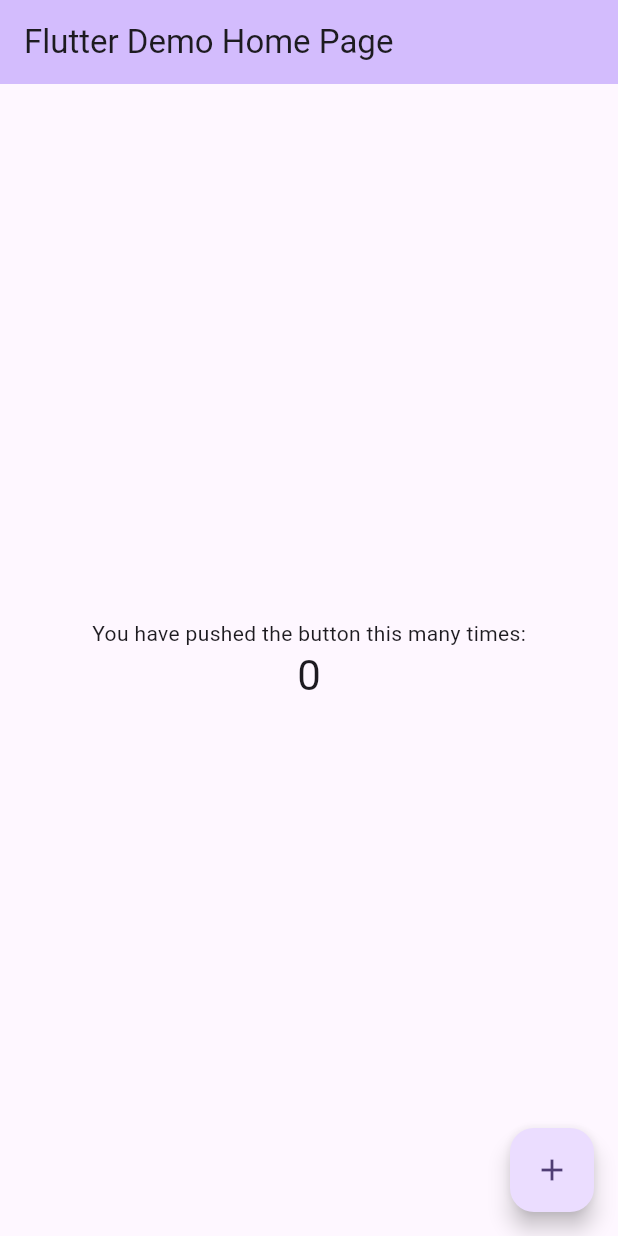
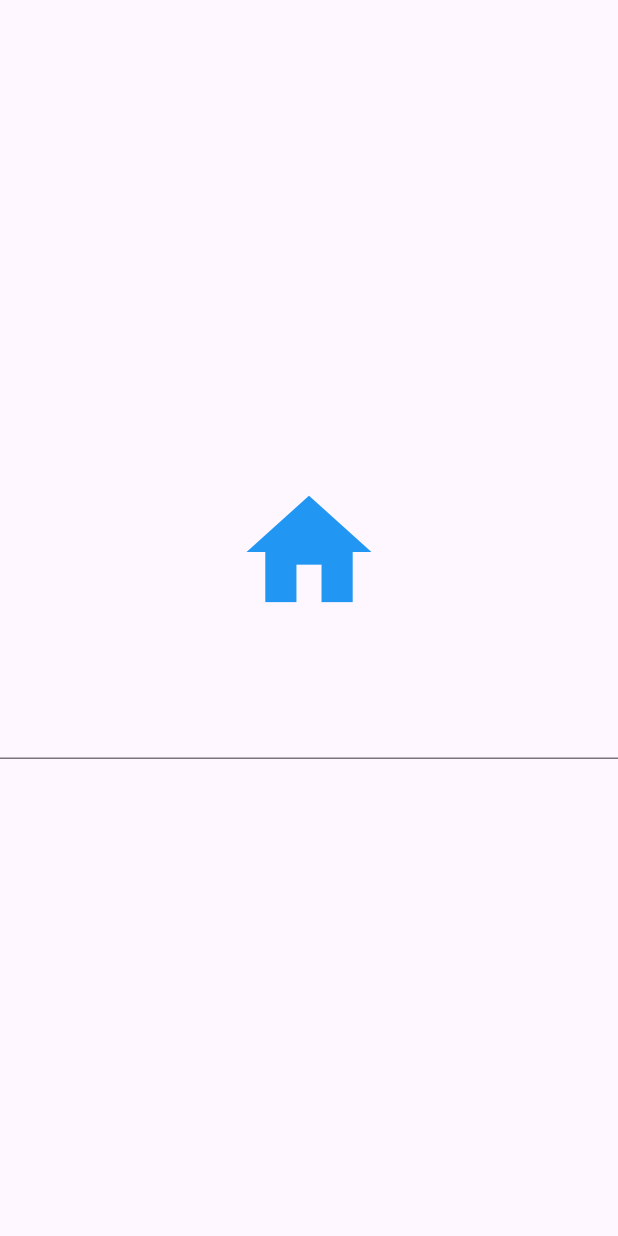
Before and after one commit to GeeksVishal/odoo, a Flutter app: the screen it shows after launch, on a phone screen of 412 x 824 dp. Run offline on Flutter 3.47's test engine with Material 3 defaults, Android fonts, the phone set to English and light mode, and no system bars.

Commit message:
login commited

```diff
--- a/lib/main.dart
+++ b/lib/main.dart
@@ -1,4 +1,5 @@
 import 'package:flutter/material.dart';
+import 'package:odoo/screens/login_screen.dart';
 
 void main() {
   runApp(const MyApp());
@@ -11,112 +12,7 @@ class MyApp extends StatelessWidget {
   @override
   Widget build(BuildContext context) {
     return MaterialApp(
-      title: 'Flutter Demo',
-      theme: ThemeData(
-        // This is the theme of your application.
-        //
-        // TRY THIS: Try running your application with "flutter run". You'll see
-        // the application has a purple toolbar. Then, without quitting the app,
-        // try changing the seedColor in the colorScheme below to Colors.green
-        // and then invoke "hot reload" (save your changes or press the "hot
-        // reload" button in a Flutter-supported IDE, or press "r" if you used
-        // the command line to start the app).
-        //
-        // Notice that the counter didn't reset back to zero; the application
-        // state is not lost during the reload. To reset the state, use hot
-        // restart instead.
-        //
-        // This works for code too, not just values: Most code changes can be
-        // tested with just a hot reload.
-        colorScheme: ColorScheme.fromSeed(seedColor: Colors.deepPurple),
-      ),
-      home: const MyHomePage(title: 'Flutter Demo Home Page'),
+      home: LoginScreen(),
     );
   }
 }
-
-class MyHomePage extends StatefulWidget {
-  const MyHomePage({super.key, required this.title});
-
-  // This widget is the home page of your application. It is stateful, meaning
-  // that it has a State object (defined below) that contains fields that affect
-  // how it looks.
-
-  // This class is the configuration for the state. It holds the values (in this
-  // case the title) provided by the parent (in this case the App widget) and
-  // used by the build method of the State. Fields in a Widget subclass are
-  // always marked "final".
-
-  final String title;
-
-  @override
-  State<MyHomePage> createState() => _MyHomePageState();
-}
-
-class _MyHomePageState extends State<MyHomePage> {
-  int _counter = 0;
-
-  void _incrementCounter() {
-    setState(() {
-      // This call to setState tells the Flutter framework that something has
-      // changed in this State, which causes it to rerun the build method below
-      // so that the display can reflect the updated values. If we changed
-      // _counter without calling setState(), then the build method would not be
-      // called again, and so nothing would appear to happen.
-      _counter++;
-    });
-  }
-
-  @override
-  Widget build(BuildContext context) {
-    // This method is rerun every time setState is called, for instance as done
-    // by the _incrementCounter method above.
-    //
-    // The Flutter framework has been optimized to make rerunning build methods
-    // fast, so that you can just rebuild anything that needs updating rather
-    // than having to individually change instances of widgets.
-    return Scaffold(
-      appBar: AppBar(
-        // TRY THIS: Try changing the color here to a specific color (to
-        // Colors.amber, perhaps?) and trigger a hot reload to see the AppBar
-        // change color while the other colors stay the same.
-        backgroundColor: Theme.of(context).colorScheme.inversePrimary,
-        // Here we take the value from the MyHomePage object that was created by
-        // the App.build method, and use it to set our appbar title.
-        title: Text(widget.title),
-      ),
-      body: Center(
-        // Center is a layout widget. It takes a single child and positions it
-        // in the middle of the parent.
-        child: Column(
-          // Column is also a layout widget. It takes a list of children and
-          // arranges them vertically. By default, it sizes itself to fit its
-          // children horizontally, and tries to be as tall as its parent.
-          //
-          // Column has various properties to control how it sizes itself and
-          // how it positions its children. Here we use mainAxisAlignment to
-          // center the children vertically; the main axis here is the vertical
-          // axis because Columns are vertical (the cross axis would be
-          // horizontal).
-          //
-          // TRY THIS: Invoke "debug painting" (choose the "Toggle Debug Paint"
-          // action in the IDE, or press "p" in the console), to see the
-          // wireframe for each widget.
-          mainAxisAlignment: MainAxisAlignment.center,
-          children: <Widget>[
-            const Text('You have pushed the button this many times:'),
-            Text(
-              '$_counter',
-              style: Theme.of(context).textTheme.headlineMedium,
-            ),
-          ],
-        ),
-      ),
-      floatingActionButton: FloatingActionButton(
-        onPressed: _incrementCounter,
-        tooltip: 'Increment',
-        child: const Icon(Icons.add),
-      ), // This trailing comma makes auto-formatting nicer for build methods.
-    );
-  }
-}
--- /dev/null
+++ b/lib/screens/login_screen.dart
@@ -0,0 +1,28 @@
+import 'package:flutter/material.dart';
+
+class LoginScreen extends StatelessWidget {
+  TextEditingController
+  const LoginScreen({super.key});
+
+  @override
+  Widget build(BuildContext context) {
+    return Scaffold(
+        body: Center(
+          child: Column(
+            mainAxisAlignment: MainAxisAlignment.center,
+            children: [
+                Icon(
+                  Icons.home,
+                  size: 100,
+                  color: Colors.blue,
+                  ),
+                  SizedBox(height: 40,),
+                  TextField(
+
+                  )
+            ],
+          ),
+        ),
+      );
+  }
+}
```
